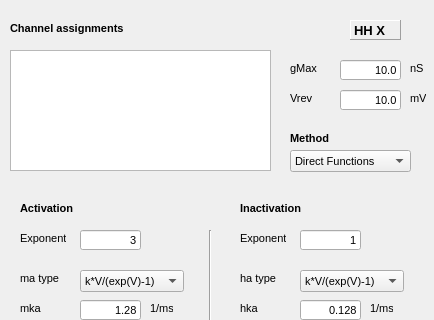
Above: src/gui/AlphaBetaHHDlg.ui from CompEphys-team/stdpc before the change; both pictures show x 0 to 434 and y 0 to 320 of the 434 by 575 pixel window. Below: the same form after it.
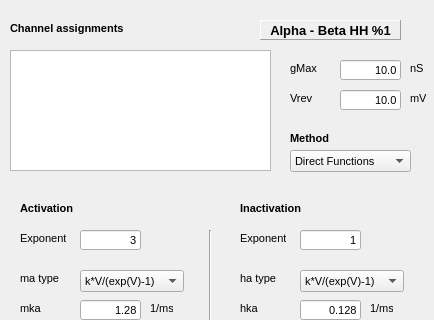
That is the form after the change. Custom widgets are drawn as their Qt base class.

Diff of the .ui file:
```diff
--- a/src/gui/AlphaBetaHHDlg.ui
+++ b/src/gui/AlphaBetaHHDlg.ui
@@ -48,9 +48,9 @@
    </property>
    <property name="geometry">
     <rect>
-     <x>350</x>
+     <x>260</x>
      <y>20</y>
-     <width>51</width>
+     <width>141</width>
      <height>20</height>
     </rect>
    </property>
@@ -80,7 +80,10 @@
     <number>0</number>
    </property>
    <property name="text">
-    <string>HH X</string>
+    <string>Alpha - Beta HH %1</string>
+   </property>
+   <property name="alignment">
+    <set>Qt::AlignCenter</set>
    </property>
   </widget>
   <widget class="QLabel" name="label_4">
```
